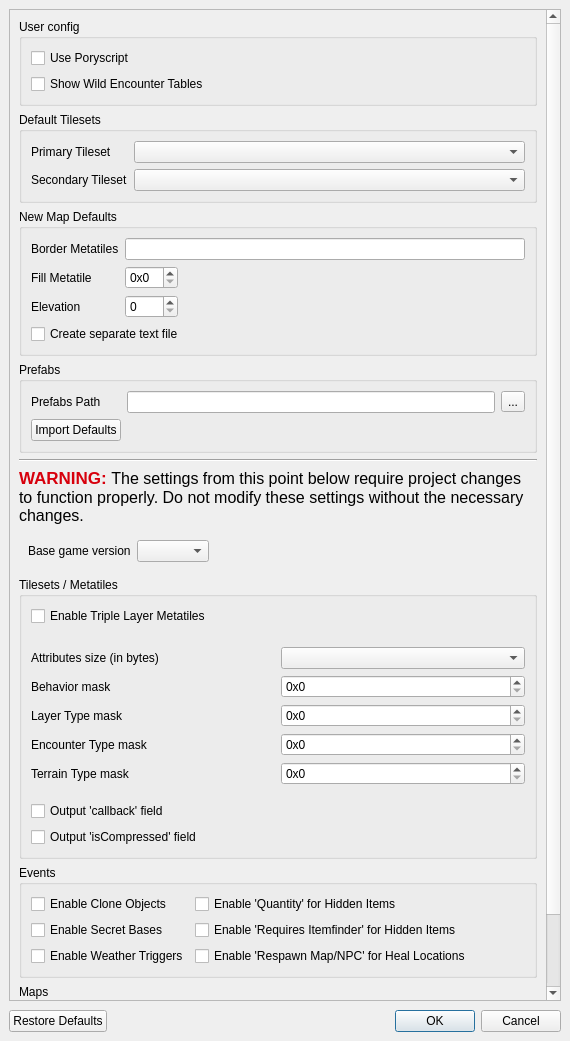
huderlem/porymap, file forms/projectsettingseditor.ui: the form before one commit.
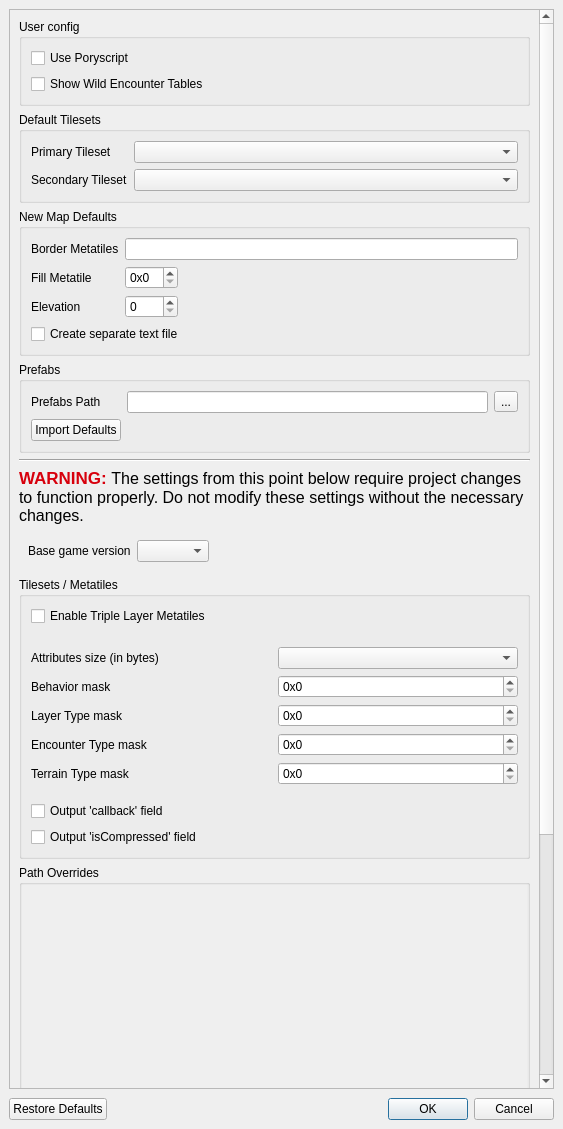
The form after the commit. Icons and pictures are not drawn. Custom widgets are drawn as their Qt base class.

Commit message: Add path override editor

The edit to the form file:
```diff
--- a/forms/projectsettingseditor.ui
+++ b/forms/projectsettingseditor.ui
@@ -6,8 +6,8 @@
    <rect>
     <x>0</x>
     <y>0</y>
-    <width>570</width>
-    <height>1041</height>
+    <width>563</width>
+    <height>1129</height>
    </rect>
   </property>
   <property name="windowTitle">
@@ -28,8 +28,8 @@
         <rect>
          <x>0</x>
          <y>0</y>
-         <width>544</width>
-         <height>1107</height>
+         <width>537</width>
+         <height>1427</height>
         </rect>
        </property>
        <layout class="QVBoxLayout" name="verticalLayout_5">
@@ -441,6 +441,60 @@
           </layout>
          </widget>
         </item>
+        <item>
+         <widget class="QGroupBox" name="groupBox_ProjectPaths">
+          <property name="minimumSize">
+           <size>
+            <width>0</width>
+            <height>320</height>
+           </size>
+          </property>
+          <property name="title">
+           <string>Path Overrides</string>
+          </property>
+          <layout class="QHBoxLayout" name="horizontalLayout">
+           <property name="spacing">
+            <number>1</number>
+           </property>
+           <property name="leftMargin">
+            <number>0</number>
+           </property>
+           <property name="topMargin">
+            <number>0</number>
+           </property>
+           <property name="rightMargin">
+            <number>0</number>
+           </property>
+           <property name="bottomMargin">
+            <number>0</number>
+           </property>
+           <item>
+            <widget class="QScrollArea" name="scrollArea_ProjectPaths">
+             <property name="frameShape">
+              <enum>QFrame::NoFrame</enum>
+             </property>
+             <property name="frameShadow">
+              <enum>QFrame::Plain</enum>
+             </property>
+             <property name="widgetResizable">
+              <bool>true</bool>
+             </property>
+             <widget class="QWidget" name="scrollAreaContents_ProjectPaths">
+              <property name="geometry">
+               <rect>
+                <x>0</x>
+                <y>0</y>
+                <width>507</width>
+                <height>295</height>
+               </rect>
+              </property>
+              <layout class="QFormLayout" name="layout_ProjectPaths"/>
+             </widget>
+            </widget>
+           </item>
+          </layout>
+         </widget>
+        </item>
         <item>
          <widget class="QGroupBox" name="groupBox_Events">
           <property name="title">
@@ -577,6 +631,11 @@
    <extends>QComboBox</extends>
    <header>noscrollcombobox.h</header>
   </customwidget>
+  <customwidget>
+   <class>NoScrollSpinBox</class>
+   <extends>QSpinBox</extends>
+   <header>noscrollspinbox.h</header>
+  </customwidget>
  </customwidgets>
  <resources>
   <include location="../resources/images.qrc"/>
```
Left out of the diff: 12 changed lines with no effect on the pictures. The commit also changes 7 other files.
